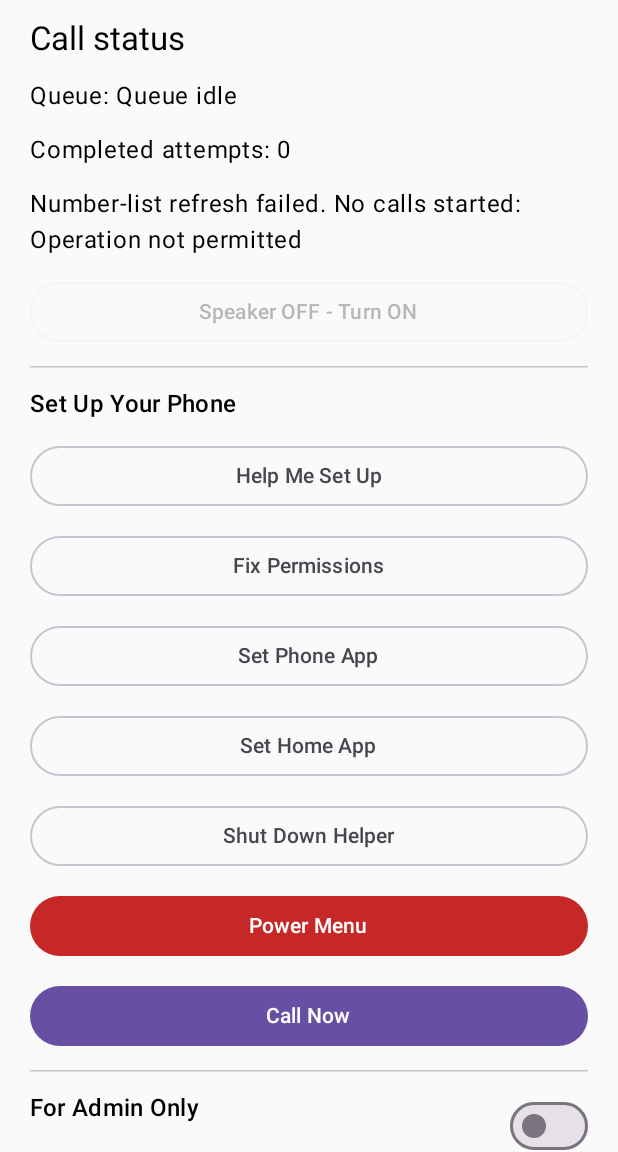
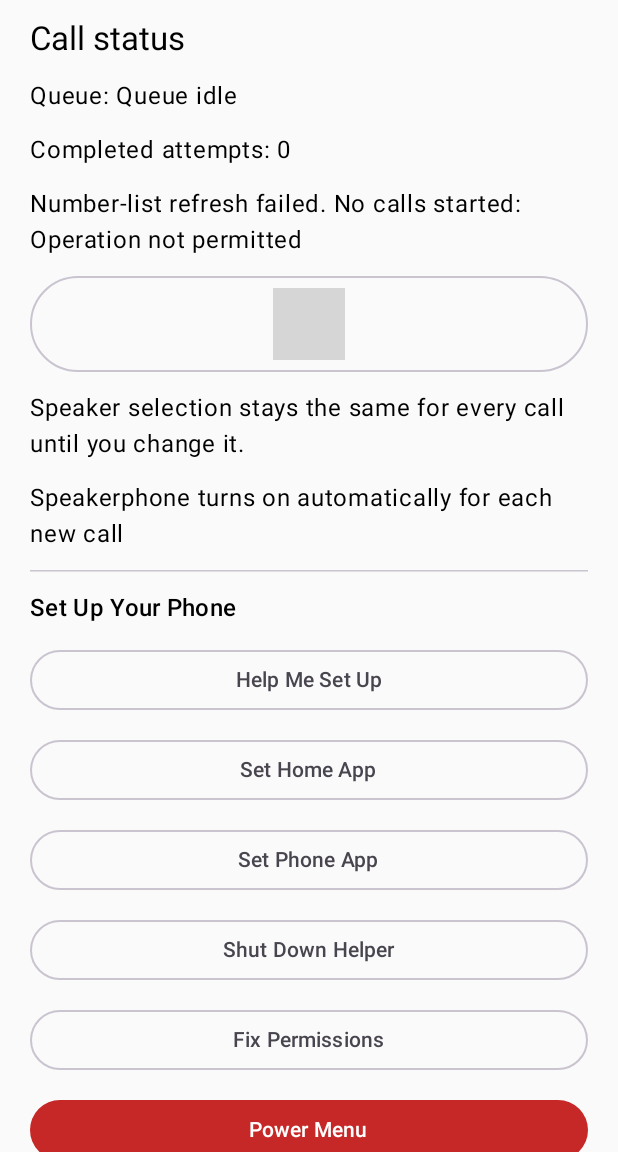
Before and after one commit to marinesdude05/DailySIMCaller, an Android app built with Jetpack Compose: the screen it shows after launch (MainActivity), on a phone screen of 412 x 824 dp, the part 84-1236 px from its top. Run offline under Robolectric (Android 15) with nearby library versions, the phone set to English and light mode, and no system bars; 2 statements that could not run were skipped; grey boxes are pictures that could not be loaded.

Commit message:
Reorder setup buttons and place Stop Current Queue first in admin panel

```diff
--- a/app/src/main/java/com/example/dailysimcaller/MainActivity.kt
+++ b/app/src/main/java/com/example/dailysimcaller/MainActivity.kt
@@ -134,6 +134,7 @@ class MainActivity : ComponentActivity() {
         // Keep the app display on while this Activity is foreground, not system-wide.
         window.addFlags(WindowManager.LayoutParams.FLAG_KEEP_SCREEN_ON)
         prepareUnsecuredHomeScreen()
+        SpeakerphoneControl.initialize(this)
         // Disable any 10 AM alarm left by an older installed version.
         // This cleanup never changes the independently opted-in reboot call setting.
         DailyAlarm.clearLegacyReminder(this)
@@ -734,14 +735,14 @@ class MainActivity : ComponentActivity() {
                     Text("Completed attempts: ${CallQueue.completed}")
                     Text(status)
                     OutlinedButton(
-                        enabled = SpeakerphoneControl.callPresent,
-                        onClick = { SpeakerphoneControl.toggle() },
+                        onClick = { SpeakerphoneControl.toggle(this@MainActivity) },
                         modifier = Modifier.fillMaxWidth()
                     ) {
-                        Text(if (SpeakerphoneControl.speakerOn)
+                        Text(if (SpeakerphoneControl.speakerPreferred)
                             "Speaker ON - Turn OFF" else "Speaker OFF - Turn ON")
                     }
-                    if (SpeakerphoneControl.callPresent && SpeakerphoneControl.message.isNotBlank()) {
+                    Text("Speaker selection stays the same for every call until you change it.")
+                    if (SpeakerphoneControl.message.isNotBlank()) {
                         Text(SpeakerphoneControl.message)
                     }
                     HorizontalDivider()
@@ -893,16 +894,17 @@ class MainActivity : ComponentActivity() {
                             }
                         }
                     }
-                    // Fix Permissions is a shortcut, not an approval state.
-                    // Android owns the restricted-settings menu and user confirmation.
                     OutlinedButton(
                         onClick = {
-                            fixPermissionsOpened = true
-                            openPhoneAppInfo(guided = false)
+                            homeSettingsOpened = true
+                            openDefaultAppSettings(home = true, guided = false)
                         },
                         modifier = Modifier.fillMaxWidth(),
-                        colors = if (fixPermissionsOpened) usedColors else ButtonDefaults.outlinedButtonColors()
-                    ) { Text(setupLabel("Fix Permissions", opened = fixPermissionsOpened)) }
+                        colors = if (homeReady || homeSettingsOpened) usedColors else ButtonDefaults.outlinedButtonColors()
+                    ) {
+                        Text(setupLabel("Set Home App", granted = homeReady,
+                            opened = homeSettingsOpened))
+                    }
                     OutlinedButton(
                         onClick = {
                             phoneSettingsOpened = true
@@ -916,17 +918,6 @@ class MainActivity : ComponentActivity() {
                     }
                     OutlinedButton(
                         onClick = {
-                            homeSettingsOpened = true
-                            openDefaultAppSettings(home = true, guided = false)
-                        },
-                        modifier = Modifier.fillMaxWidth(),
-                        colors = if (homeReady || homeSettingsOpened) usedColors else ButtonDefaults.outlinedButtonColors()
-                    ) {
-                        Text(setupLabel("Set Home App", granted = homeReady,
-                            opened = homeSettingsOpened))
-                    }
-                    OutlinedButton(
-                        onClick = {
                             accessibilitySettingsOpened = true
                             startActivity(Intent(Settings.ACTION_ACCESSIBILITY_SETTINGS))
                         },
@@ -937,6 +928,16 @@ class MainActivity : ComponentActivity() {
                         Text(setupLabel("Shut Down Helper", granted = powerAccessReady,
                             opened = accessibilitySettingsOpened))
                     }
+                    // Fix Permissions is a shortcut, not an approval state.
+                    // Android owns the restricted-settings menu and user confirmation.
+                    OutlinedButton(
+                        onClick = {
+                            fixPermissionsOpened = true
+                            openPhoneAppInfo(guided = false)
+                        },
+                        modifier = Modifier.fillMaxWidth(),
+                        colors = if (fixPermissionsOpened) usedColors else ButtonDefaults.outlinedButtonColors()
+                    ) { Text(setupLabel("Fix Permissions", opened = fixPermissionsOpened)) }
                     // This settings shortcut remains a test: opening the power menu does NOT shut down.
                     Button(
                         onClick = { ShutdownPowerHelper.testPowerMenu() },
@@ -973,6 +974,15 @@ class MainActivity : ComponentActivity() {
                     }
                     if (showAdminOnly) {
                         Column(verticalArrangement = Arrangement.spacedBy(12.dp)) {
+                        // Admin-only operation: this still stops a running queue immediately.
+                    Button(
+                        enabled = CallQueue.running,
+                        modifier = Modifier.fillMaxWidth(), onClick = {
+                            CallQueue.stop()
+                            status = "Calling stopped"
+                        }
+                    ) { Text("Stop Current Queue") }
+
                         HorizontalDivider()
                         Text("Default Apps (managed devices)",
                             style = MaterialTheme.typography.titleMedium)
@@ -1025,15 +1035,6 @@ class MainActivity : ComponentActivity() {
                             )
                         }
                         Text("Switch positions reflect Android's active defaults, not saved preferences.")
-                        // Admin-only operation: this still stops a running queue immediately.
-                    Button(
-                        enabled = CallQueue.running,
-                        modifier = Modifier.fillMaxWidth(), onClick = {
-                            CallQueue.stop()
-                            status = "Calling stopped"
-                        }
-                    ) { Text("Stop Current Queue") }
-
                         HorizontalDivider()
                         Text("Power off after last queued call (experimental)",
                             style = MaterialTheme.typography.titleMedium)
```
